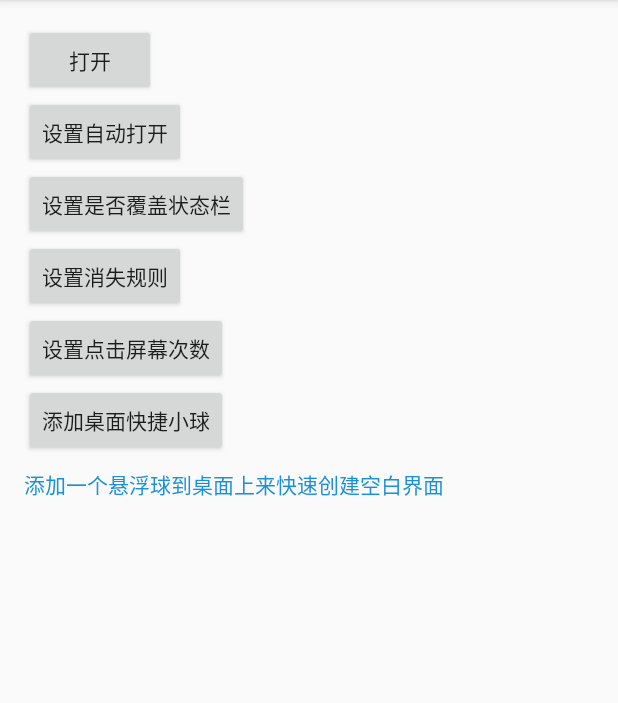
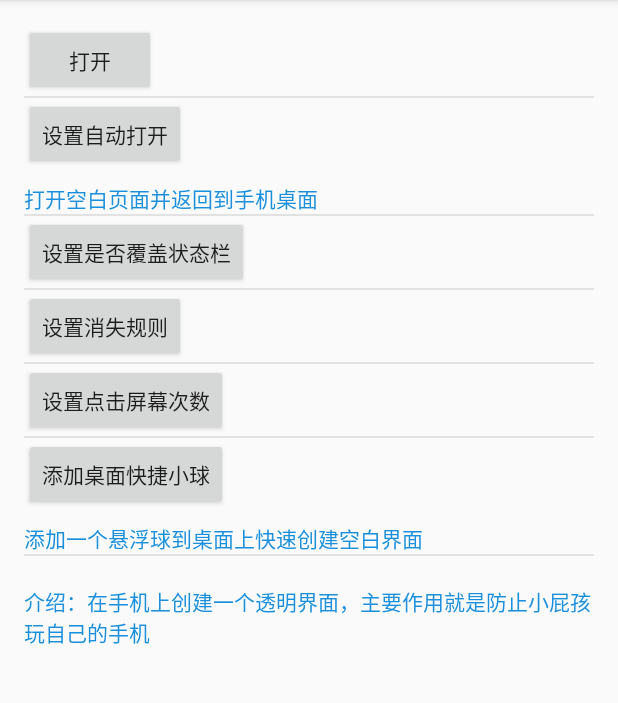
Before and after one commit to fanturbo/LockMyPhone, an Android app: the screen it shows after launch (MainActivity), on a phone screen of 412 x 824 dp, the part 84-787 px from its top. Run offline under Robolectric (Android 15) with nearby library versions, the phone set to English and light mode, and no system bars; our stand-ins replace ButterKnife.

Commit message:
修改页面显示

```diff
--- a/app/src/main/AndroidManifest.xml
+++ b/app/src/main/AndroidManifest.xml
@@ -15,6 +15,9 @@
                 <category android:name="android.intent.category.LAUNCHER" />
             </intent-filter>
         </activity>
+        <meta-data
+            android:name="UMENG_CHANNEL"
+            android:value="Umeng" />
     </application>
 
 </manifest>
--- a/app/src/main/res/layout/activity_main.xml
+++ b/app/src/main/res/layout/activity_main.xml
@@ -16,31 +16,53 @@
         android:layout_width="wrap_content"
         android:layout_height="wrap_content"
         android:text="打开" />
+    <View
+        android:layout_width="match_parent"
+        android:layout_height="1dp"
+        android:background="#e2e2e2"/>
 
     <Button
         android:id="@+id/btn_auto_open"
         android:layout_width="wrap_content"
         android:layout_height="wrap_content"
         android:text="设置自动打开" />
-
+    <TextView
+        android:layout_width="wrap_content"
+        android:layout_height="wrap_content"
+        android:layout_marginTop="8dp"
+        android:text="打开空白页面并返回到手机桌面"
+        android:textColor="@color/colorPrimary" />
+    <View
+        android:layout_width="match_parent"
+        android:layout_height="1dp"
+        android:background="#e2e2e2"/>
     <Button
         android:id="@+id/btn_set_status"
         android:layout_width="wrap_content"
         android:layout_height="wrap_content"
         android:text="设置是否覆盖状态栏" />
-
+    <View
+        android:layout_width="match_parent"
+        android:layout_height="1dp"
+        android:background="#e2e2e2"/>
     <Button
         android:id="@+id/btn_dismiss_policy"
         android:layout_width="wrap_content"
         android:layout_height="wrap_content"
         android:text="设置消失规则" />
-
+    <View
+        android:layout_width="match_parent"
+        android:layout_height="1dp"
+        android:background="#e2e2e2"/>
     <Button
         android:id="@+id/btn_set_clickNum"
         android:layout_width="wrap_content"
         android:layout_height="wrap_content"
         android:text="设置点击屏幕次数" />
-
+    <View
+        android:layout_width="match_parent"
+        android:layout_height="1dp"
+        android:background="#e2e2e2"/>
     <Button
         android:id="@+id/btn_show_floatball"
         android:layout_width="wrap_content"
@@ -51,8 +73,17 @@
         android:layout_width="wrap_content"
         android:layout_height="wrap_content"
         android:layout_marginTop="8dp"
-        android:text="添加一个悬浮球到桌面上来快速创建空白界面"
+        android:text="添加一个悬浮球到桌面上快速创建空白界面"
+        android:textColor="@color/colorPrimary" />
+    <View
+        android:layout_width="match_parent"
+        android:layout_height="1dp"
+        android:background="#e2e2e2"/>
+    <TextView
+        android:layout_width="wrap_content"
+        android:layout_height="wrap_content"
+        android:layout_marginTop="20dp"
+        android:text="介绍：在手机上创建一个透明界面，主要作用就是防止小屁孩玩自己的手机"
         android:textColor="@color/colorPrimary" />
 
-
 </LinearLayout>
```
